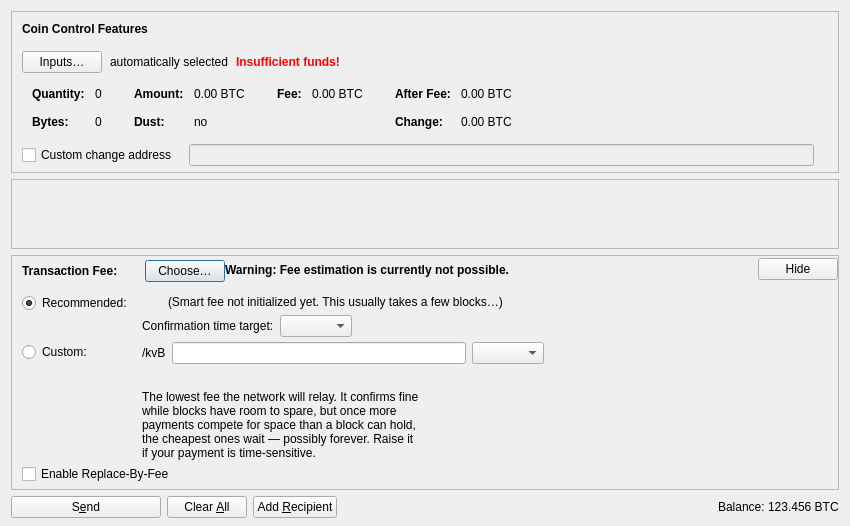
Old version of the form src/qt/forms/sendcoinsdialog.ui in the repository ConcatenaLabs/Sequentia.
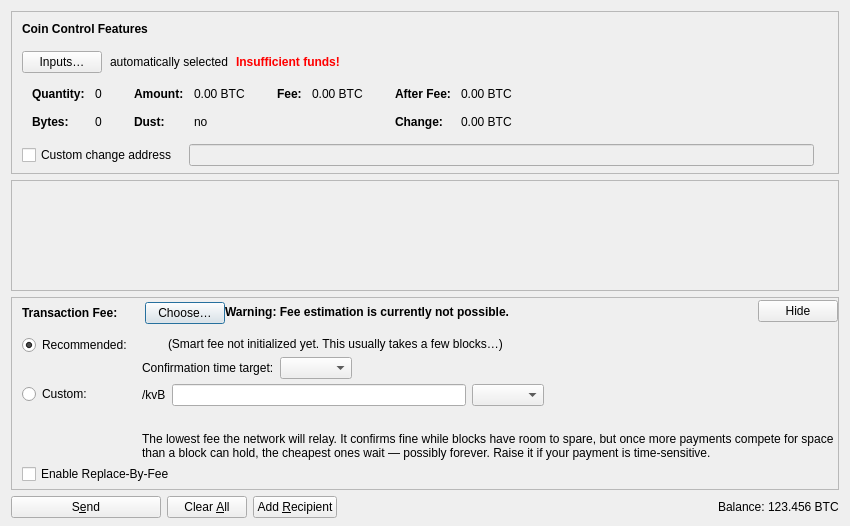
New version of the form. Icons and pictures are not drawn. Custom widgets are drawn as their Qt base class.

Commit message: qt: names, a warning that updates, and a paragraph that fits

Diff of the .ui file:
```diff
--- a/src/qt/forms/sendcoinsdialog.ui
+++ b/src/qt/forms/sendcoinsdialog.ui
@@ -896,8 +896,6 @@
                 </widget>
                </item>
                <item>
-                <layout class="QHBoxLayout" name="horizontalLayoutFee8">
-                 <item>
                   <widget class="QLabel" name="labelCustomFeeWarning">
                    <property name="enabled">
                     <bool>true</bool>
@@ -909,21 +907,6 @@
                     <string>The lowest fee the network will relay. It confirms fine while blocks have room to spare, but once more payments compete for space than a block can hold, the cheapest ones wait — possibly forever. Raise it if your payment is time-sensitive.</string>
                    </property>
                   </widget>
-                 </item>
-                 <item>
-                  <spacer name="horizontalSpacer_2">
-                   <property name="orientation">
-                    <enum>Qt::Horizontal</enum>
-                   </property>
-                   <property name="sizeHint" stdset="0">
-                    <size>
-                     <width>1</width>
-                     <height>1</height>
-                    </size>
-                   </property>
-                  </spacer>
-                 </item>
-                </layout>
                </item>
               </layout>
              </item>
```
Lines whose indentation alone changed are shown as unchanged. The commit also changes 2 other files.
